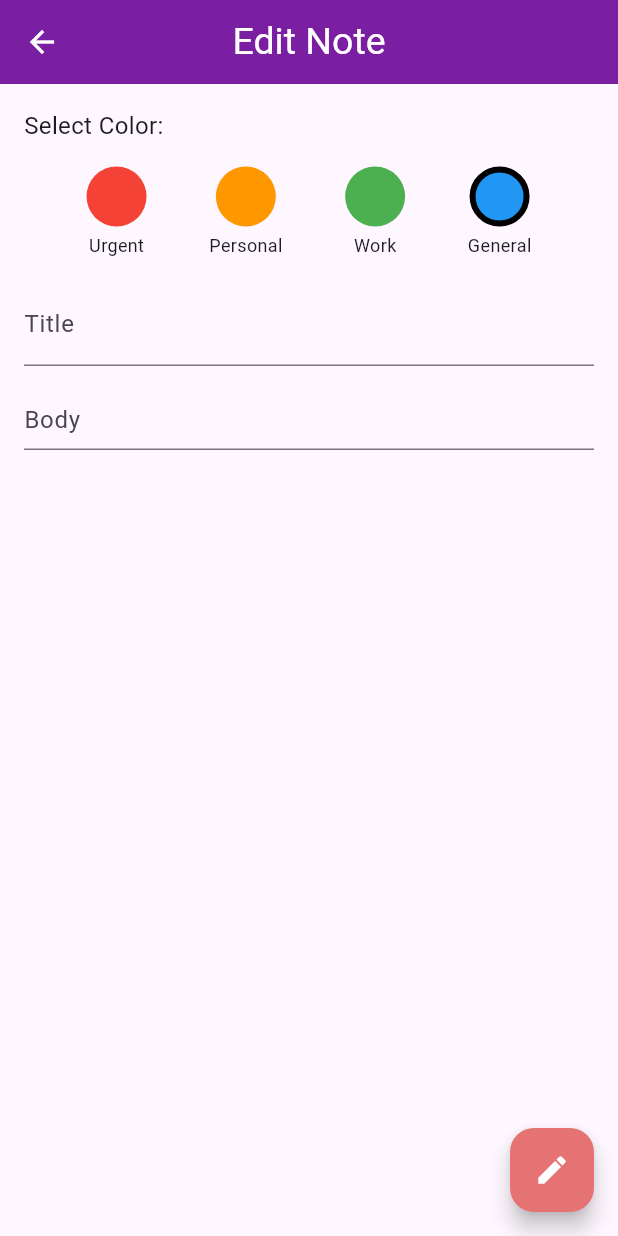
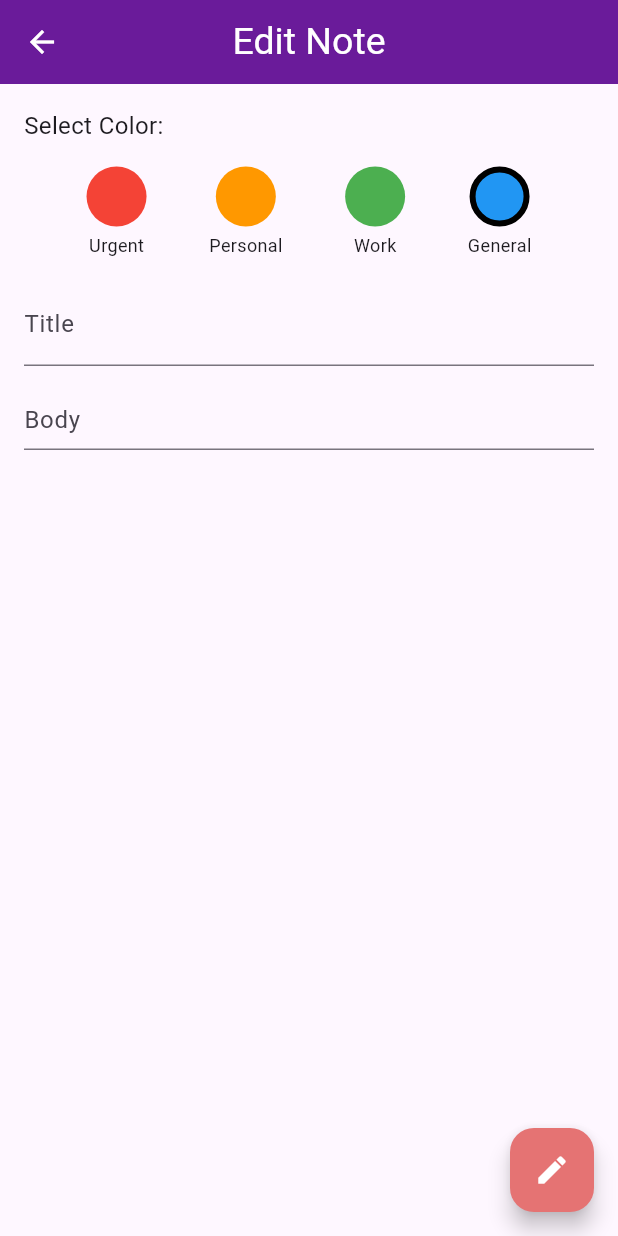
Before and after one commit to SethikaManumitha/my_simple_note, a Flutter app: the EditNoteScreen screen opened directly with empty values, on a phone screen of 412 x 824 dp. Run offline on Flutter 3.47's test engine with Material 3 defaults, Android fonts, the phone set to English and light mode, and no system bars; our stand-ins replace sqflite; accounts and stored records are empty.

Commit message:
Fix issues with update and added comments

```diff
--- a/lib/controller/note_controller.dart
+++ b/lib/controller/note_controller.dart
@@ -1,10 +1,10 @@
-import 'package:flutter/material.dart';
 import 'package:my_simple_note/model/note.dart';
 import '../database/database_handler.dart';
 
 class NoteController {
   final DatabaseHandler databaseHandler = DatabaseHandler();
 
+  // Fetch all notes from the database
   Future<List<Note>> fetchNotes(String query) async {
     List<Note> notes = await databaseHandler.retrieveNotes();
     return notes.where((note) => note.title.toLowerCase().contains(query.toLowerCase())).toList();
--- a/lib/view/edit_note.dart
+++ b/lib/view/edit_note.dart
@@ -8,7 +8,7 @@ class EditNoteScreen extends StatefulWidget {
   final String title;
   final String body;
   final String date;
-  final Color color;  // Accept color here
+  final Color color;
 
   const EditNoteScreen({
     super.key,
@@ -16,13 +16,12 @@ class EditNoteScreen extends StatefulWidget {
     required this.title,
     required this.body,
     required this.date,
-    required this.color,  // Accept color in the constructor
+    required this.color,
   });
 
   @override
   State<EditNoteScreen> createState() => _EditNoteScreenState();
 }
-
 
 class _EditNoteScreenState extends State<EditNoteScreen> {
   late String title;
@@ -46,12 +45,8 @@ class _EditNoteScreenState extends State<EditNoteScreen> {
     super.initState();
     title = widget.title;
     body = widget.body;
-
-    // Initialize controllers with initial text
     titleController = TextEditingController(text: title);
     bodyController = TextEditingController(text: body);
-
-    // Set the initial selected color based on the widget's color
     selectedColor = _getColorName(widget.color);
   }
 
@@ -70,7 +65,7 @@ class _EditNoteScreenState extends State<EditNoteScreen> {
         iconTheme: const IconThemeData(color: Colors.white),
         title: const Text("Edit Note", style: TextStyle(color: Colors.white, fontSize: 25.0)),
         centerTitle: true,
-        backgroundColor: Colors.purple[700],
+        backgroundColor: Colors.purple[800],
       ),
       body: Padding(
         padding: const EdgeInsets.all(16.0),
@@ -134,7 +129,7 @@ class _EditNoteScreenState extends State<EditNoteScreen> {
         ),
       ),
       floatingActionButton: FloatingActionButton(
-        onPressed: () async {
+        onPressed: () {
           String creationDate = DateFormat('yyyy-MM-dd').format(DateTime.now());
           Note updatedNote = Note(
             id: widget.id,
@@ -143,8 +138,9 @@ class _EditNoteScreenState extends State<EditNoteScreen> {
             date: creationDate,
             color: selectedColor,
           );
-          await controller.updateNote(updatedNote); // Update the note
-          Navigator.popUntil(context, (route) => route.isFirst);
+          controller.updateNote(updatedNote);
+          Navigator.pop(context, updatedNote);
+          Navigator.popUntil(context, (route) => route.isFirst );
         },
         backgroundColor: Colors.red[300],
         child: const Icon(Icons.edit, color: Colors.white),
--- a/lib/view/note_card.dart
+++ b/lib/view/note_card.dart
@@ -52,7 +52,9 @@ class NoteCard extends StatelessWidget {
               ),
             ),
           );
+
         },
+
         child: ListTile(
           leading: CircleAvatar(
               backgroundColor: color,
```
Also changed, not shown: lib/view/all_notes.dart (+12 -4 lines), lib/view/view_note.dart (+10 -32 lines).
